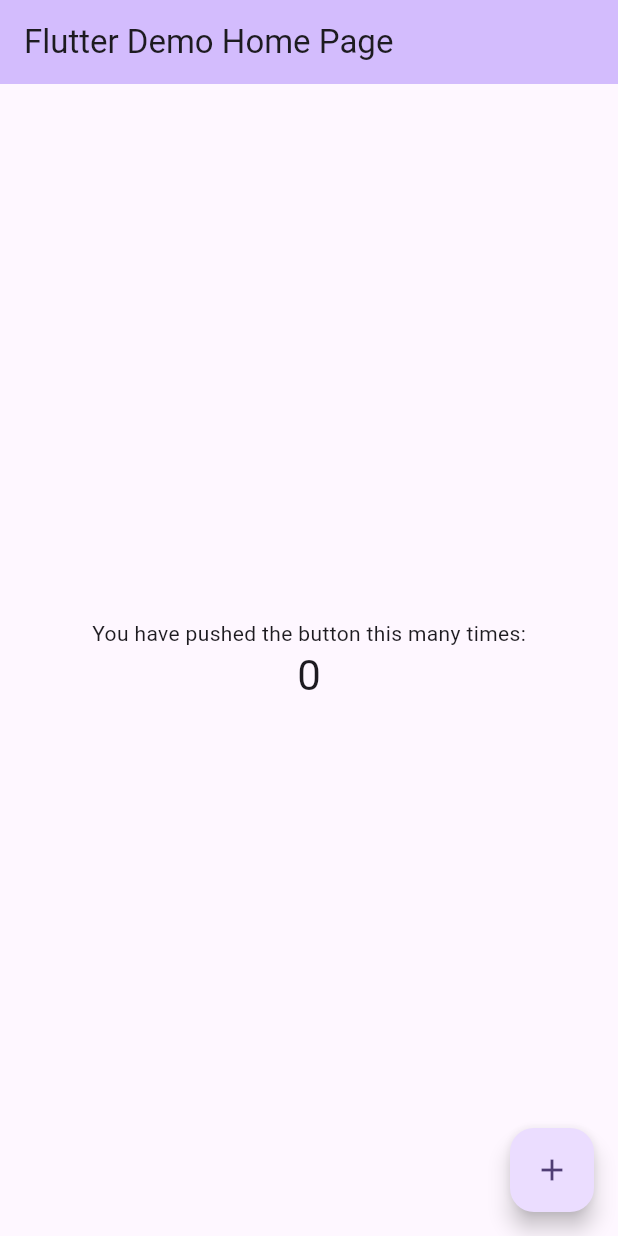
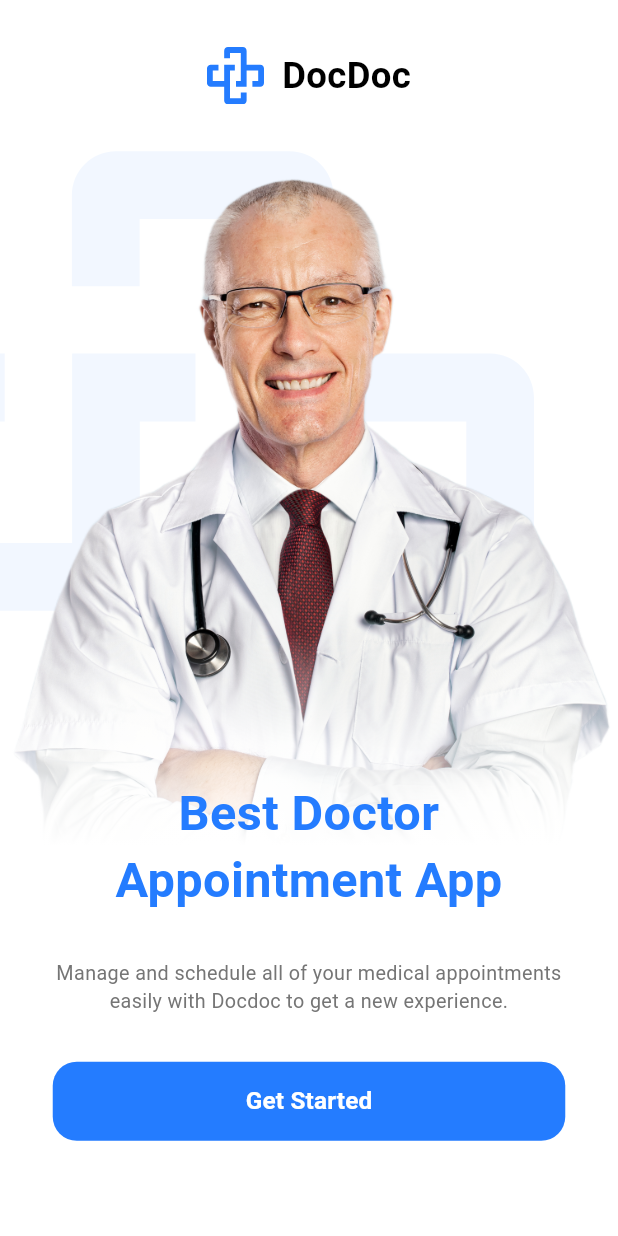
Before and after one commit to Nidjd/doctor_project, a Flutter app: the screen it shows after launch, on a phone screen of 412 x 824 dp. Run offline on Flutter 3.47's test engine with Material 3 defaults, Android fonts, the phone set to English and light mode, and no system bars; our stand-ins replace flutter_screenutil, flutter_svg.

Commit message:
-added images png & svg to the assets folder -added svg_picture & svg_screenutil -made a  file for doc app client -added navigation extension -added routing folder that contains router class and routes file -added colors and text styles -added empty login screen -added onBoarding screen

```diff
--- /dev/null
+++ b/lib/core/helpers/extensions.dart
@@ -0,0 +1,22 @@
+import 'package:flutter/material.dart';
+
+extension Navigation on BuildContext {
+  Future<dynamic> pushNamed(String route, {Object? argument}) {
+    return Navigator.of(this).pushNamed(route, arguments: argument);
+  }
+
+  Future<dynamic> pushReplacementNamed(String route, {Object? argument}) {
+    return Navigator.of(this).pushReplacementNamed(route, arguments: argument);
+  }
+
+  Future<dynamic> pushNamedAndRemoveUntil(
+    String route, {
+    Object? argument,
+    required RoutePredicate predicate,
+  }) {
+    return Navigator.of(this)
+        .pushNamedAndRemoveUntil(route, predicate, arguments: argument);
+  }
+
+  void pop() => Navigator.of(this).pop();
+}
--- /dev/null
+++ b/lib/core/routing/app_routing.dart
@@ -0,0 +1,26 @@
+import 'package:doc_project/core/routing/routes.dart';
+import 'package:doc_project/features/login/ui/login_screen.dart';
+import 'package:doc_project/features/onBoarding/on_boarding_screen.dart';
+import 'package:flutter/material.dart';
+
+class AppRouting {
+  Route generateRoutes(RouteSettings settings) {
+    final arguments = settings.arguments;
+    switch (settings.name) {
+      case Routes.onBoardingScreen:
+        return MaterialPageRoute(
+          builder: (context) => const OnBoardingScreen(),
+        );
+      case Routes.loginScreen:
+        return MaterialPageRoute(
+          builder: (context) => const LoginScreen(),
+        );
+      default:
+        return MaterialPageRoute(
+          builder: (context) => Center(
+            child: Text('No Route defiend for ${settings.name}'),
+          ),
+        );
+    }
+  }
+}
--- /dev/null
+++ b/lib/core/routing/routes.dart
@@ -0,0 +1,4 @@
+class Routes {
+  static const String onBoardingScreen = '/onBoardingScreen';
+  static const String loginScreen = '/loginScreen';
+}
--- /dev/null
+++ b/lib/core/theming/colors.dart
@@ -0,0 +1,6 @@
+import 'package:flutter/material.dart';
+
+class ColorManager {
+  static const Color mainBlue = Color(0xff247CFF);
+  static const Color gray = Color(0xff757575);
+}
--- /dev/null
+++ b/lib/core/theming/styles.dart
@@ -0,0 +1,26 @@
+import 'package:doc_project/core/theming/colors.dart';
+import 'package:flutter/material.dart';
+import 'package:flutter_screenutil/flutter_screenutil.dart';
+
+class Styles {
+  static TextStyle font24Black700Weight = TextStyle(
+    fontSize: 24.sp,
+    color: Colors.black,
+    fontWeight: FontWeight.w700,
+  );
+  static TextStyle font32BlueBold = TextStyle(
+    fontSize: 32.sp,
+    color: ColorManager.mainBlue,
+    fontWeight: FontWeight.bold,
+  );
+  static TextStyle font13Grey400Weight = TextStyle(
+    fontSize: 13.sp,
+    color: ColorManager.gray,
+    fontWeight: FontWeight.w400,
+  );
+   static TextStyle font16WhiteSemiBold = TextStyle(
+    fontSize: 16.sp,
+    color: Colors.white,
+    fontWeight: FontWeight.w600,
+  );
+}
--- /dev/null
+++ b/lib/doc_app.dart
@@ -0,0 +1,27 @@
+import 'package:doc_project/core/routing/app_routing.dart';
+import 'package:doc_project/core/routing/routes.dart';
+import 'package:doc_project/core/theming/colors.dart';
+import 'package:flutter/material.dart';
+import 'package:flutter_screenutil/flutter_screenutil.dart';
+
+class DocApp extends StatelessWidget {
+  final AppRouting appRouting;
+  const DocApp({super.key, required this.appRouting});
+
+  @override
+  Widget build(BuildContext context) {
+    return ScreenUtilInit(
+      designSize: const Size(375, 812),
+      minTextAdapt: true,
+      child: MaterialApp(
+        debugShowCheckedModeBanner: false,
+        theme: ThemeData(
+          primaryColor: ColorManager.mainBlue,
+          scaffoldBackgroundColor: Colors.white,
+        ),
+        onGenerateRoute: appRouting.generateRoutes,
+        initialRoute: Routes.onBoardingScreen,
+      ),
+    );
+  }
+}
--- /dev/null
+++ b/lib/features/login/ui/login_screen.dart
@@ -0,0 +1,10 @@
+import 'package:flutter/material.dart';
+
+class LoginScreen extends StatelessWidget {
+  const LoginScreen({super.key});
+
+  @override
+  Widget build(BuildContext context) {
+    return const Scaffold();
+  }
+}
--- /dev/null
+++ b/lib/features/onBoarding/on_boarding_screen.dart
@@ -0,0 +1,53 @@
+import 'package:doc_project/core/theming/styles.dart';
+import 'package:doc_project/features/onBoarding/widgets/doc_logo_and_text.dart';
+import 'package:doc_project/features/onBoarding/widgets/doctor_image_and_text.dart';
+import 'package:doc_project/features/onBoarding/widgets/get_started_button.dart';
+import 'package:flutter/material.dart';
+import 'package:flutter_screenutil/flutter_screenutil.dart';
+
+class OnBoardingScreen extends StatelessWidget {
+  const OnBoardingScreen({super.key});
+
+  @override
+  Widget build(BuildContext context) {
+    return Scaffold(
+      body: SafeArea(
+        child: SingleChildScrollView(
+          child: Padding(
+            padding: EdgeInsets.only(
+              top: 30.h,
+              bottom: 30.h,
+            ),
+            child: Column(
+              children: [
+                const DocLogoAndText(),
+                SizedBox(
+                  height: 30.h,
+                ),
+                const DoctorImageAndText(),
+                Padding(
+                  padding: EdgeInsets.symmetric(
+                    horizontal: 32.w,
+                  ),
+                  child: Column(
+                    children: [
+                      Text(
+                        'Manage and schedule all of your medical appointments easily with Docdoc to get a new experience.',
+                        textAlign: TextAlign.center,
+                        style: Styles.font13Grey400Weight,
+                      ),
+                      SizedBox(
+                        height: 30.h,
+                      ),
+                      GetStartedButton(),
+                    ],
+                  ),
+                )
+              ],
+            ),
+          ),
+        ),
+      ),
+    );
+  }
+}
--- /dev/null
+++ b/lib/features/onBoarding/widgets/doc_logo_and_text.dart
@@ -0,0 +1,25 @@
+import 'package:doc_project/core/theming/styles.dart';
+import 'package:flutter/material.dart';
+import 'package:flutter_screenutil/flutter_screenutil.dart';
+import 'package:flutter_svg/flutter_svg.dart';
+
+class DocLogoAndText extends StatelessWidget {
+  const DocLogoAndText({super.key});
+
+  @override
+  Widget build(BuildContext context) {
+    return Row(
+      mainAxisAlignment: MainAxisAlignment.center,
+      children: [
+        SvgPicture.asset('assets/images/docdoc_logo.svg'),
+        SizedBox(
+          width: 10.w,
+        ),
+        Text(
+          'DocDoc',
+          style: Styles.font24Black700Weight,
+        )
+      ],
+    );
+  }
+}
--- /dev/null
+++ b/lib/features/onBoarding/widgets/doctor_image_and_text.dart
@@ -0,0 +1,44 @@
+import 'package:doc_project/core/theming/styles.dart';
+import 'package:flutter/material.dart';
+import 'package:flutter_svg/flutter_svg.dart';
+
+class DoctorImageAndText extends StatelessWidget {
+  const DoctorImageAndText({super.key});
+
+  @override
+  Widget build(BuildContext context) {
+    return Stack(
+      children: [
+        SvgPicture.asset(
+          'assets/images/docdoc_logo_low_opacity.svg',
+        ),
+        Container(
+          foregroundDecoration: BoxDecoration(
+            gradient: LinearGradient(
+              colors: [
+                Colors.white,
+                Colors.white.withOpacity(0),
+              ],
+              begin: Alignment.bottomCenter,
+              end: Alignment.topCenter,
+              stops: const [0.14, 0.4],
+            ),
+          ),
+          child: Image.asset('assets/images/doctor.png'),
+        ),
+        Positioned(
+          left: 0,
+          right: 0,
+          bottom: 30,
+          child: Text(
+            'Best Doctor\nAppointment App',
+            style: Styles.font32BlueBold.copyWith(
+              height: 1.4,
+            ),
+            textAlign: TextAlign.center,
+          ),
+        )
+      ],
+    );
+  }
+}
--- /dev/null
+++ b/lib/features/onBoarding/widgets/get_started_button.dart
@@ -0,0 +1,42 @@
+import 'package:doc_project/core/helpers/extensions.dart';
+import 'package:doc_project/core/routing/routes.dart';
+import 'package:doc_project/core/theming/colors.dart';
+import 'package:doc_project/core/theming/styles.dart';
+import 'package:flutter/material.dart';
+import 'package:flutter_screenutil/flutter_screenutil.dart';
+
+class GetStartedButton extends StatelessWidget {
+  const GetStartedButton({super.key});
+
+  @override
+  Widget build(BuildContext context) {
+    return TextButton(
+      onPressed: () {
+        context.pushNamed(Routes.loginScreen);
+      },
+      style: ButtonStyle(
+        backgroundColor: const MaterialStatePropertyAll(
+          ColorManager.mainBlue,
+        ),
+        minimumSize: MaterialStatePropertyAll(
+          Size(
+            double.infinity,
+            52.h,
+          ),
+        ),
+        shape: MaterialStatePropertyAll(
+          RoundedRectangleBorder(
+            borderRadius: BorderRadius.circular(
+              16,
+            ),
+          ),
+        ),
+        tapTargetSize: MaterialTapTargetSize.shrinkWrap,
+      ),
+      child: Text(
+        'Get Started',
+        style: Styles.font16WhiteSemiBold,
+      ),
+    );
+  }
+}
--- a/lib/main.dart
+++ b/lib/main.dart
@@ -1,125 +1,7 @@
+import 'package:doc_project/core/routing/app_routing.dart';
+import 'package:doc_project/doc_app.dart';
 import 'package:flutter/material.dart';
 
 void main() {
-  runApp(const MyApp());
+  runApp( DocApp(appRouting: AppRouting(),));
 }
-
-class MyApp extends StatelessWidget {
-  const MyApp({super.key});
-
-  // This widget is the root of your application.
-  @override
-  Widget build(BuildContext context) {
-    return MaterialApp(
-      title: 'Doctor Application',
-      theme: ThemeData(
-        // This is the theme of your application.
-        //
-        // TRY THIS: Try running your application with "flutter run". You'll see
-        // the application has a purple toolbar. Then, without quitting the app,
-        // try changing the seedColor in the colorScheme below to Colors.green
-        // and then invoke "hot reload" (save your changes or press the "hot
-        // reload" button in a Flutter-supported IDE, or press "r" if you used
-        // the command line to start the app).
-        //
-        // Notice that the counter didn't reset back to zero; the application
-        // state is not lost during the reload. To reset the state, use hot
-        // restart instead.
-        //
-        // This works for code too, not just values: Most code changes can be
-        // tested with just a hot reload.
-        colorScheme: ColorScheme.fromSeed(seedColor: Colors.deepPurple),
-        useMaterial3: true,
-      ),
-      home: const MyHomePage(title: 'Flutter Demo Home Page'),
-    );
-  }
-}
-
-class MyHomePage extends StatefulWidget {
-  const MyHomePage({super.key, required this.title});
-
-  // This widget is the home page of your application. It is stateful, meaning
-  // that it has a State object (defined below) that contains fields that affect
-  // how it looks.
-
-  // This class is the configuration for the state. It holds the values (in this
-  // case the title) provided by the parent (in this case the App widget) and
-  // used by the build method of the State. Fields in a Widget subclass are
-  // always marked "final".
-
-  final String title;
-
-  @override
-  State<MyHomePage> createState() => _MyHomePageState();
-}
-
-class _MyHomePageState extends State<MyHomePage> {
-  int _counter = 0;
-
-  void _incrementCounter() {
-    setState(() {
-      // This call to setState tells the Flutter framework that something has
-      // changed in this State, which causes it to rerun the build method below
-      // so that the display can reflect the updated values. If we changed
-      // _counter without calling setState(), then the build method would not be
-      // called again, and so nothing would appear to happen.
-      _counter++;
-    });
-  }
-
-  @override
-  Widget build(BuildContext context) {
-    // This method is rerun every time setState is called, for instance as done
-    // by the _incrementCounter method above.
-    //
-    // The Flutter framework has been optimized to make rerunning build methods
-    // fast, so that you can just rebuild anything that needs updating rather
-    // than having to individually change instances of widgets.
-    return Scaffold(
-      appBar: AppBar(
-        // TRY THIS: Try changing the color here to a specific color (to
-        // Colors.amber, perhaps?) and trigger a hot reload to see the AppBar
-        // change color while the other colors stay the same.
-        backgroundColor: Theme.of(context).colorScheme.inversePrimary,
-        // Here we take the value from the MyHomePage object that was created by
-        // the App.build method, and use it to set our appbar title.
-        title: Text(widget.title),
-      ),
-      body: Center(
-        // Center is a layout widget. It takes a single child and positions it
-        // in the middle of the parent.
-        child: Column(
-          // Column is also a layout widget. It takes a list of children and
-          // arranges them vertically. By default, it sizes itself to fit its
-          // children horizontally, and tries to be as tall as its parent.
-          //
-          // Column has various properties to control how it sizes itself and
-          // how it positions its children. Here we use mainAxisAlignment to
-          // center the children vertically; the main axis here is the vertical
-          // axis because Columns are vertical (the cross axis would be
-          // horizontal).
-          //
-          // TRY THIS: Invoke "debug painting" (choose the "Toggle Debug Paint"
-          // action in the IDE, or press "p" in the console), to see the
-          // wireframe for each widget.
-          mainAxisAlignment: MainAxisAlignment.center,
-          children: <Widget>[
-            const Text(
-              'You have pushed the button this many times:',
-            ),
-            Text(
-              '$_counter',
-              style: Theme.of(context).textTheme.headlineMedium,
-            ),
-          ],
-        ),
-      ),
-      floatingActionButton: FloatingActionButton(
-        onPressed: _incrementCounter,
-        tooltip: 'Increment',
-        child: const Icon(Icons.add),
-      ), // This trailing comma makes auto-formatting nicer for build methods.
-    );
-  }
-}
```
Also changed, not shown: pubspec.yaml (+19 -22 lines), assets/images/docdoc_logo.svg (added), assets/images/docdoc_logo_low_opacity.svg (added), assets/images/doctor.png (added), pubspec.lock, 1 other file.
